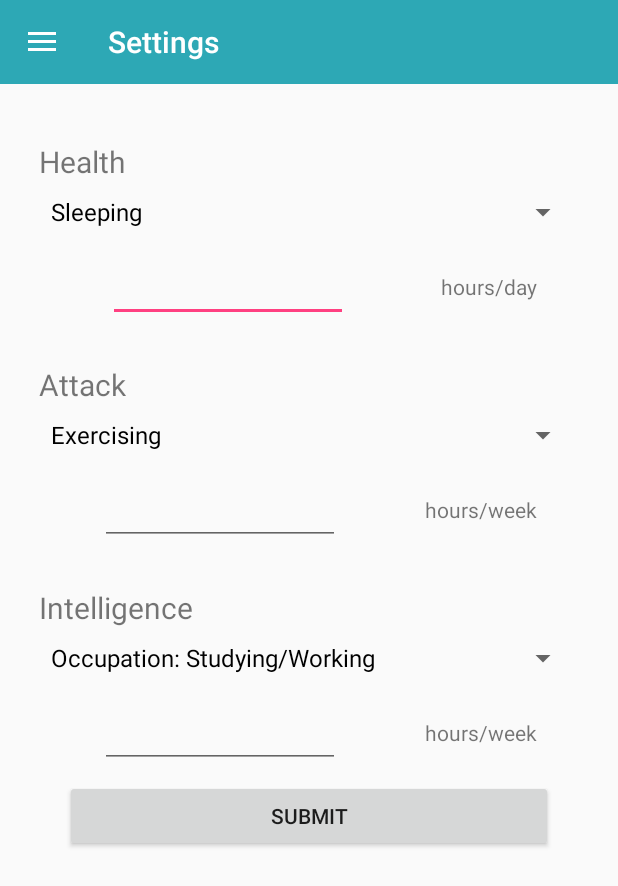
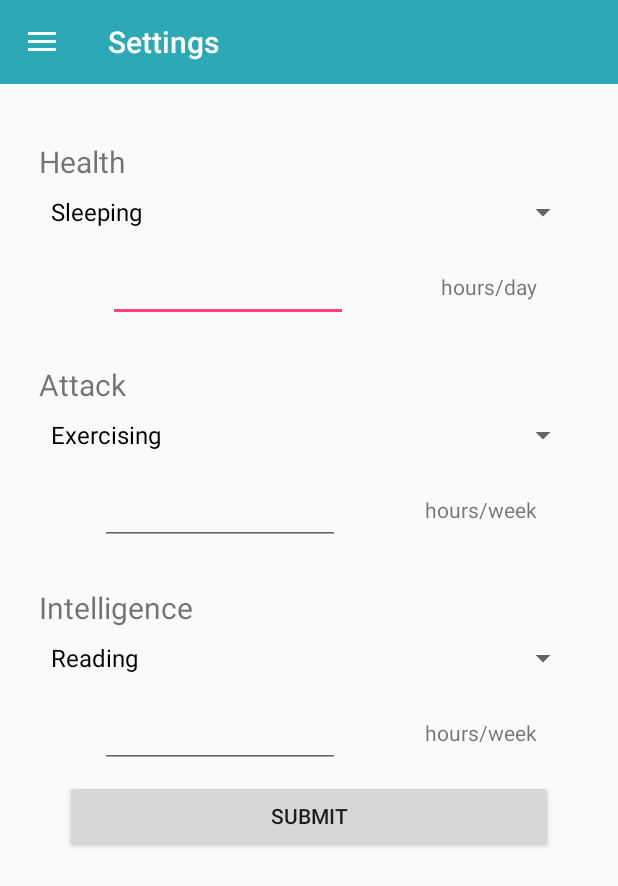
Before and after one commit to Outside2154/GameSense, an Android app: the screen it shows after launch (NavActivity), in the side drawer, after a tap on "Settings", on a phone screen of 412 x 824 dp. Shown: the top 886 px of the screen. Run offline under Robolectric (Android 15) with nearby library versions, the phone set to English and light mode, and no system bars; our stand-ins replace Firebase (no records; nobody signed in at launch, a user with empty details on screens opened directly).

```diff
--- a/app/src/main/java/edu/outside2154/gamesense/fragment/SettingsFragment.kt
+++ b/app/src/main/java/edu/outside2154/gamesense/fragment/SettingsFragment.kt
@@ -62,7 +62,7 @@ class SettingsFragment : Fragment(), Updatable, BundleUpdatable {
         val atkAdapter = ArrayAdapter<String>(context, android.R.layout.simple_spinner_dropdown_item, atkOptions)
 
         intSpinner = v.findViewById<Spinner>(R.id.int_spinner) as Spinner
-        val intOptions = arrayOf<String>("Occupation: Studying/Working", "Reading", "Playing Musical Instrument", "Drawing", "Singing")
+        val intOptions = arrayOf<String>("Reading", "Playing Musical Instrument", "Drawing", "Singing")
         val intAdapter = ArrayAdapter<String>(context, android.R.layout.simple_spinner_dropdown_item, intOptions)
 
         hthSpinner = v.findViewById<Spinner>(R.id.hth_spinner) as Spinner
--- a/app/src/main/java/edu/outside2154/gamesense/model/Stat.kt
+++ b/app/src/main/java/edu/outside2154/gamesense/model/Stat.kt
@@ -4,12 +4,6 @@ import com.google.firebase.database.DataSnapshot
 import com.google.firebase.database.DatabaseReference
 import edu.outside2154.gamesense.database.FirebaseTransform
 import java.io.Serializable
-
-enum class StatType(val activities: Set<String>) {
-    HEALTH(setOf("Sleeping", "Eating", "Walking")),
-    INTELLIGENCE(setOf("Lab work", "Computer work", "In class")),
-    ATTACK(setOf("Exercise", "Running", "Bicycling"))
-}
 
 class Stat (initGoals : Map<String, Double>, currGoals : Map<String, Double>)
     : FirebaseTransform<Stat>, Serializable {
```
